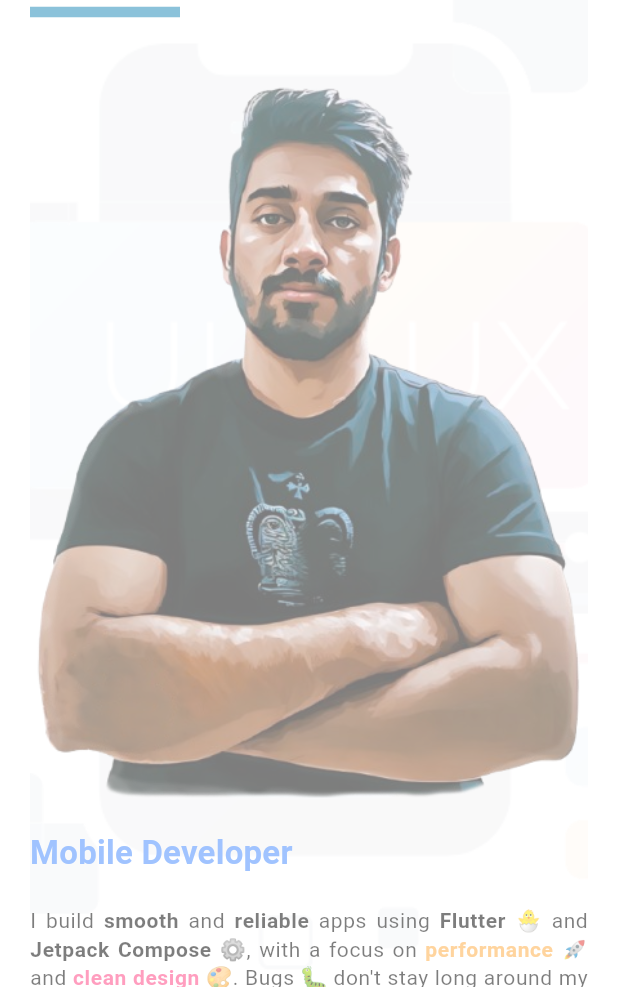
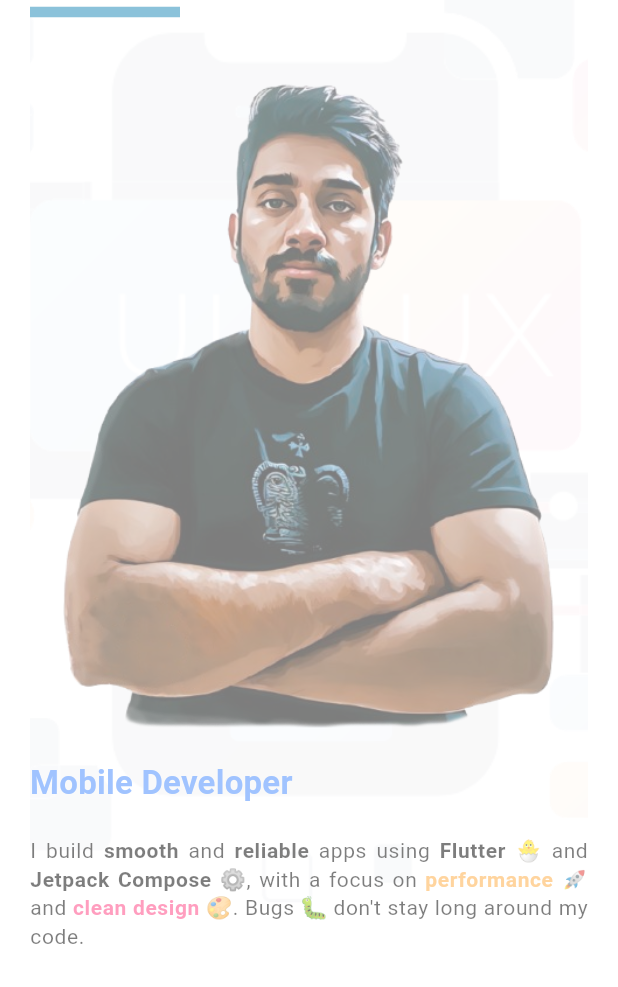
Before and after one commit to srtraj/portfolio, a Flutter app: the first screen one second after launch, on a phone screen of 412 x 824 dp, the part 249-1236 px from its top. Run offline on Flutter 3.47's test engine with Material 3 defaults, Android fonts, the phone set to English and light mode, and no system bars; drawn by our look-alikes of animated_text_kit; our stand-ins replace flutter_svg, font_awesome_flutter, gap, google_fonts, responsive_framework.

Commit message:
width changes

```diff
--- a/lib/view/widget/home_section.dart
+++ b/lib/view/widget/home_section.dart
@@ -50,7 +50,7 @@ class HomeSection extends StatelessWidget {
                       child: Image.asset(
                         Assets.assetsProfile,
                         width: isMobile
-                            ? MediaQuery.of(context).size.width
+                            ? MediaQuery.of(context).size.width - 75
                             : 400,
                         fit: BoxFit.cover,
                       ),
```
